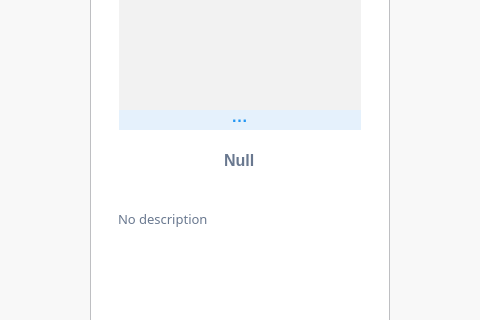
Above: mycanvas.ui from zzaiyan/SocialNetwork before the change; both pictures show x 360 to 840 and y 260 to 580 of the 1200 by 800 pixel window. Below: the same form after it.
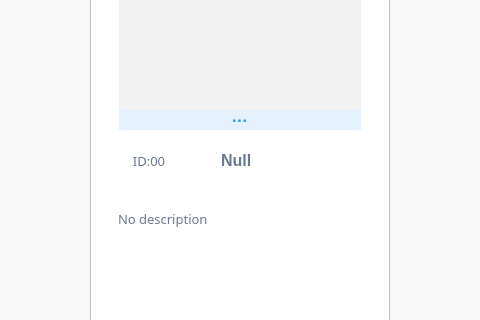
That is the form after the change.

Commit message: add Line Label and Line Inserter

The edit to the form file:
```diff
--- a/mycanvas.ui
+++ b/mycanvas.ui
@@ -213,7 +213,7 @@
          <height>16777215</height>
         </size>
        </property>
-       <layout class="QVBoxLayout" name="verticalLayout_2" stretch="7,1,3,1,1">
+       <layout class="QVBoxLayout" name="verticalLayout_2" stretch="7,0,3,1,1">
         <property name="spacing">
          <number>15</number>
         </property>
@@ -306,6 +306,30 @@
          </layout>
         </item>
         <item>
+         <layout class="QHBoxLayout" name="horizontalLayout_4">
+          <item>
+           <widget class="QLabel" name="idLabel">
+            <property name="minimumSize">
+             <size>
+              <width>100</width>
+              <height>0</height>
+             </size>
+            </property>
+            <property name="font">
+             <font>
+              <family>Microsoft YaHei</family>
+              <pointsize>10</pointsize>
+             </font>
+            </property>
+            <property name="text">
+             <string>ID:00</string>
+            </property>
+            <property name="alignment">
+             <set>Qt::AlignCenter</set>
+            </property>
+           </widget>
+          </item>
+          <item>
          <widget class="QLineEdit" name="nameEdit">
           <property name="font">
            <font>
@@ -317,13 +341,12 @@
           <property name="text">
            <string>Null</string>
           </property>
-          <property name="alignment">
-           <set>Qt::AlignCenter</set>
-          </property>
           <property name="readOnly">
            <bool>true</bool>
           </property>
          </widget>
+          </item>
+         </layout>
         </item>
         <item>
          <widget class="QPlainTextEdit" name="infoEdit">
```
Lines whose indentation alone changed are shown as unchanged. The commit also changes 13 other files.
